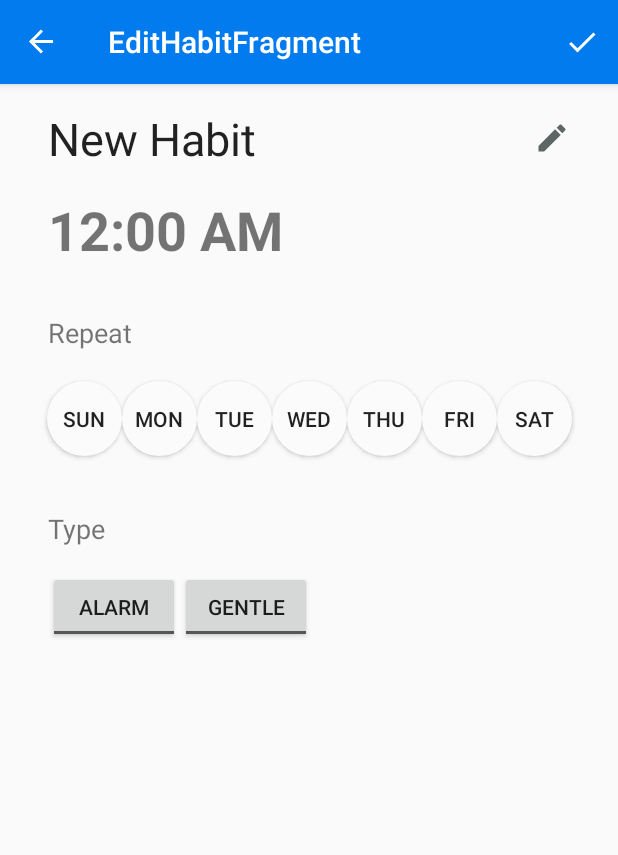
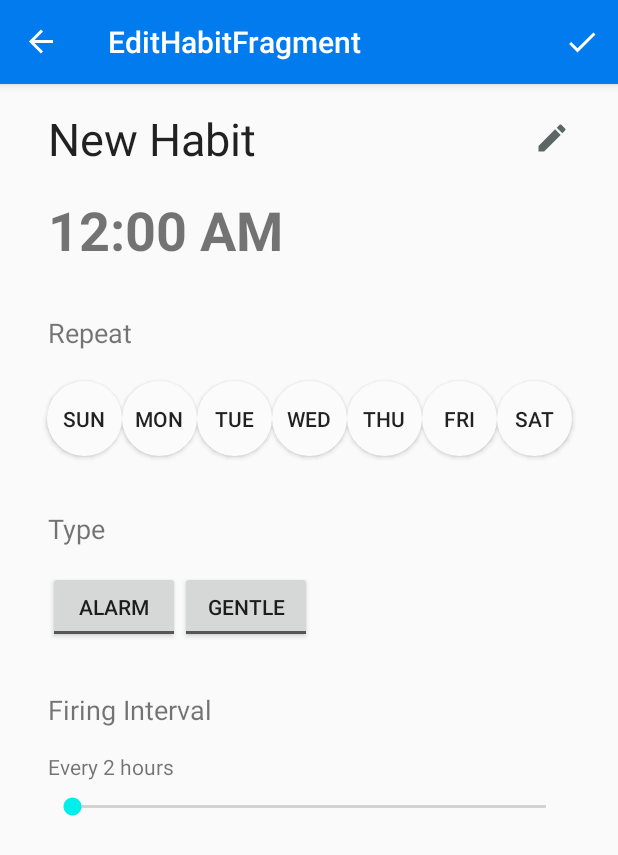
Before and after one commit to javglex/HabbitNow, an Android app: the screen it shows after launch (MainActivity), after a tap on an icon or button, on a phone screen of 412 x 824 dp. Shown: the top 855 px of the screen. Run offline under Robolectric (Android 15) with nearby library versions, the phone set to English and light mode, and no system bars; our stand-ins replace Room's generated code, data binding, navigation-ui.

Commit message:
Added new slider for adjusting alarm interval
Added a function to translate minutes to hours when appropriate

Updated MyHabit.kt model with new interval variable

Updated EditHabitFragment.kt and EditHabitViewModel.kt with new interval variable

```diff
--- a/app/src/main/java/com/newpath/jeg/habbitnow/database/HabitDatabase.kt
+++ b/app/src/main/java/com/newpath/jeg/habbitnow/database/HabitDatabase.kt
@@ -6,7 +6,7 @@ import androidx.room.Room
 import androidx.room.RoomDatabase
 import com.newpath.jeg.habbitnow.models.MyHabit
 
-@Database(entities = [MyHabit::class], version = 2, exportSchema = false)
+@Database(entities = [MyHabit::class], version = 3, exportSchema = false)
 abstract class HabitDatabase: RoomDatabase() {
 
     abstract val habitDatabaseDao: HabitDatabaseDao
--- a/app/src/main/java/com/newpath/jeg/habbitnow/models/MyHabit.kt
+++ b/app/src/main/java/com/newpath/jeg/habbitnow/models/MyHabit.kt
@@ -18,6 +18,8 @@ data class MyHabit(
     @ColumnInfo(name = "alarm_hours")
     var alarmTimeHours: Int = 0, //hour that alarm is set to, 24 hour format
     @ColumnInfo(name = "alarm_minutes")
-    var alarmTimeMinutes: Int = 0 //minute that alarm is set to
+    var alarmTimeMinutes: Int = 0, //minute that alarm is set to
+    @ColumnInfo(name = "alarm_interval_millis")
+    var alarmIntervalMillis: Long = 0
 
 )
--- a/app/src/main/java/com/newpath/jeg/habbitnow/repository/MyHabitsRepository.kt
+++ b/app/src/main/java/com/newpath/jeg/habbitnow/repository/MyHabitsRepository.kt
@@ -32,6 +32,11 @@ class MyHabitsRepository(private val habitDao: HabitDatabaseDao) {
         deleteAlarmIntent(habit, context)
     }
 
+    suspend fun getHabit(id: Long): MyHabit?{
+        return habitDao.get(id)
+
+    }
+
     private fun updateAlarmService(habit: MyHabit, context: Context){
 
         if (habit == null)
--- a/app/src/main/java/com/newpath/jeg/habbitnow/ui/edithabit/EditHabitFragment.kt
+++ b/app/src/main/java/com/newpath/jeg/habbitnow/ui/edithabit/EditHabitFragment.kt
@@ -7,6 +7,7 @@ import android.text.Editable
 import android.text.TextWatcher
 import android.util.Log
 import android.view.*
+import android.widget.SeekBar
 import android.widget.TextView
 import androidx.databinding.DataBindingUtil
 import androidx.fragment.app.Fragment
@@ -34,6 +35,7 @@ class EditHabitFragment : Fragment() {
         const val HABIT_ID_KEY: String = "HABIT_ID_KEY"
         const val HABIT_HOUR_KEY: String = "HABIT_HOUR_KEY"
         const val HABIT_MIN_KEY: String = "HABIT_MIN_KEY"
+        const val HABIT_INTVL_KEY: String = "HABIT_INTVL_KEY"
         const val HABIT_TYPE_KEY: String = "HABIT_TYPE_KEY"
     }
 
@@ -49,6 +51,7 @@ class EditHabitFragment : Fragment() {
         val habitId:Long? = arguments?.getLong(HABIT_ID_KEY)
         val habitHours:Int? = arguments?.getInt(HABIT_HOUR_KEY,0)
         val habitMinutes:Int? = arguments?.getInt(HABIT_MIN_KEY,0)
+        val habitInterval: Long? = arguments?.getLong(HABIT_INTVL_KEY)
         val habitType:Int? = arguments?.getInt(HABIT_TYPE_KEY,0)
 
         // Get a reference to the binding object and inflate the fragment views.
@@ -65,6 +68,7 @@ class EditHabitFragment : Fragment() {
             mEditHabitViewModel.mHabitAlarmHour = habitHours!!
             mEditHabitViewModel.mHabitAlarmMin = habitMinutes!!
             mEditHabitViewModel.mHabitType = habitType!!
+            mEditHabitViewModel.mHabitIntervalMillis = habitInterval!!
 
         } else Log.d(TAG, "seems like it's a new habit, creating..")
 
@@ -177,6 +181,20 @@ class EditHabitFragment : Fragment() {
         binding.tbtnAlarm1.isChecked = habitType==AlarmConstants.AlarmType.ALARM
         binding.tbtnGentle1.isChecked = habitType==AlarmConstants.AlarmType.NOTIFICATION
 
+        binding.seekbarInterval.setOnSeekBarChangeListener(object: SeekBar.OnSeekBarChangeListener{
+            override fun onProgressChanged(p0: SeekBar?, p1: Int, p2: Boolean) {
+                if ((p1*3).rem(15)==0){
+                    Log.d(TAG,StringGenerator.minutesToHours(p1*3))
+                }
+            }
+
+            override fun onStartTrackingTouch(p0: SeekBar?) {
+            }
+
+            override fun onStopTrackingTouch(p0: SeekBar?) {
+            }
+
+        })
 
         setHasOptionsMenu(true)
 
--- a/app/src/main/java/com/newpath/jeg/habbitnow/ui/edithabit/EditHabitViewModel.kt
+++ b/app/src/main/java/com/newpath/jeg/habbitnow/ui/edithabit/EditHabitViewModel.kt
@@ -20,6 +20,7 @@ class EditHabitViewModel(application: Application) : AndroidViewModel(applicatio
     var mHabitName: String = "New Habit"
     var mHabitId: Long? = null
     var mHabitDaysRepeat: Byte = 0b00000000
+    var mHabitIntervalMillis: Long = 0L
     var mHabitAlarmHour: Int = 0
     var mHabitAlarmMin: Int = 0
     var mHabitType: Int = AlarmConstants.AlarmType.ALARM
--- a/app/src/main/res/layout/fragment_edit_habit.xml
+++ b/app/src/main/res/layout/fragment_edit_habit.xml
@@ -147,6 +147,7 @@
             app:layout_constraintTop_toBottomOf="@+id/linearLayout" />
 
         <LinearLayout
+            android:id="@+id/linearLayout2"
             android:layout_width="wrap_content"
             android:layout_height="wrap_content"
             android:layout_marginStart="32dp"
@@ -173,5 +174,37 @@
 
         </LinearLayout>
 
+        <TextView
+            android:id="@+id/textView5"
+            android:layout_width="wrap_content"
+            android:layout_height="wrap_content"
+            android:layout_marginStart="32dp"
+            android:layout_marginTop="32dp"
+            android:text="Firing Interval"
+            android:textSize="18sp"
+            app:layout_constraintStart_toStartOf="parent"
+            app:layout_constraintTop_toBottomOf="@+id/linearLayout2" />
+
+        <SeekBar
+            android:id="@+id/seekbar_interval"
+            android:layout_width="0dp"
+            android:layout_height="wrap_content"
+            android:layout_marginStart="32dp"
+            android:layout_marginTop="8dp"
+            android:layout_marginEnd="32dp"
+            app:layout_constraintEnd_toEndOf="parent"
+            app:layout_constraintStart_toStartOf="parent"
+            app:layout_constraintTop_toBottomOf="@+id/tv_interval_time" />
+
+        <TextView
+            android:id="@+id/tv_interval_time"
+            android:layout_width="wrap_content"
+            android:layout_height="wrap_content"
+            android:layout_marginStart="32dp"
+            android:layout_marginTop="16dp"
+            android:text="Every 2 hours"
+            app:layout_constraintStart_toStartOf="parent"
+            app:layout_constraintTop_toBottomOf="@+id/textView5" />
+
     </androidx.constraintlayout.widget.ConstraintLayout>
 </layout>
```
Also changed, not shown: app/src/main/AndroidManifest.xml (+13 -0 lines), app/src/main/java/com/newpath/jeg/habbitnow/constants/NotificationConstants.kt (added, +15 -0 lines), app/src/main/java/com/newpath/jeg/habbitnow/receivers/HeadsUpNotificationActionReceiver.kt (added, +49 -0 lines), app/src/main/java/com/newpath/jeg/habbitnow/services/AlarmService.kt (+17 -4 lines), app/src/main/java/com/newpath/jeg/habbitnow/services/HeadsUpNotificationService.kt (added, +243 -0 lines), app/src/main/java/com/newpath/jeg/habbitnow/utils/StringGenerator.kt (+21 -0 lines).
